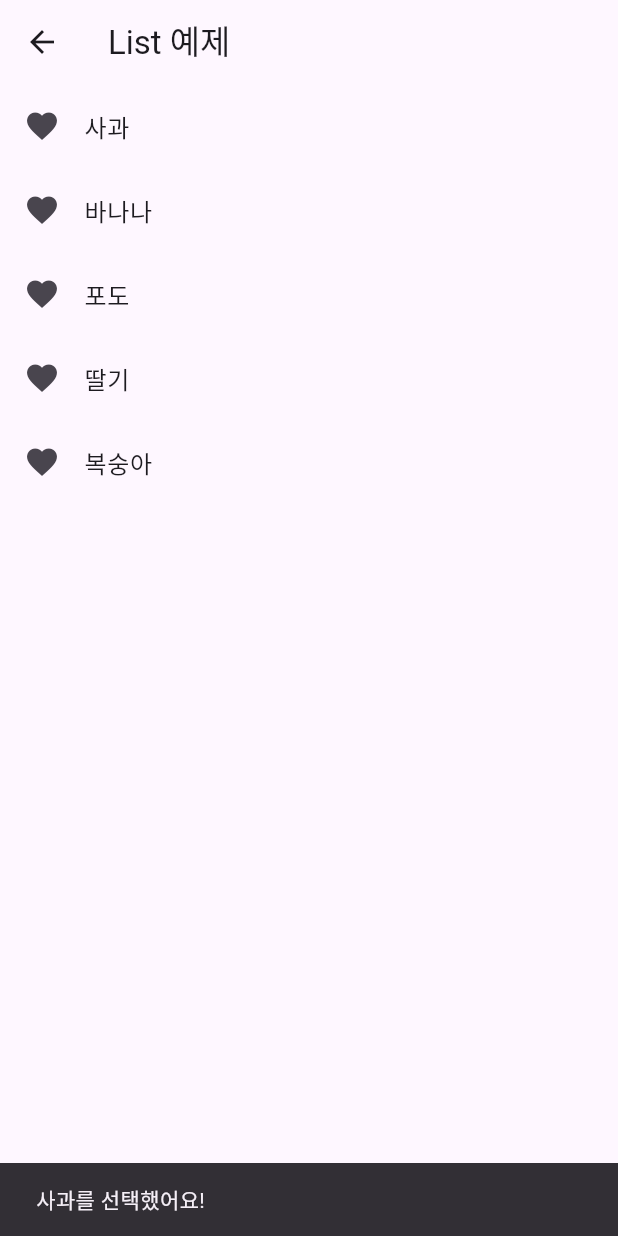
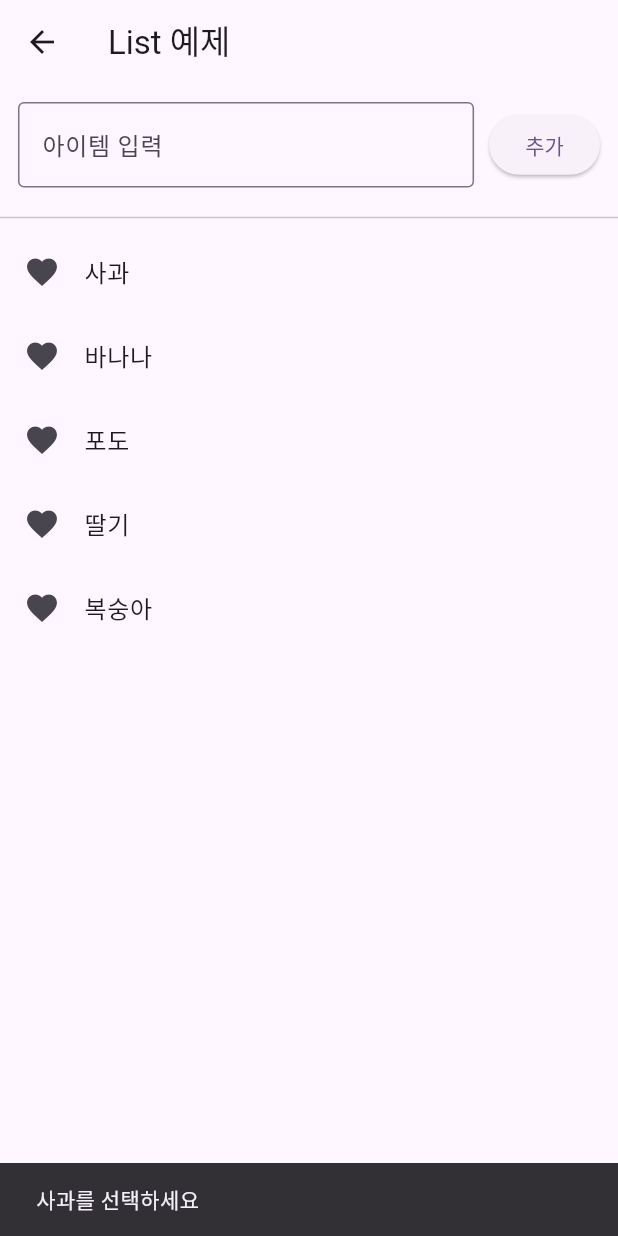
Before and after one commit to gimujeongsig/flutter, a Flutter app: the ListPage screen opened by its route, after a tap on "사과", on a phone screen of 412 x 824 dp. Run offline on Flutter 3.47's test engine with Material 3 defaults, Android fonts, the phone set to English and light mode, and no system bars.

Commit message:
list 예제 글 쓰면 추가하는거 만들었다

```diff
--- a/lib/list_page.dart
+++ b/lib/list_page.dart
@@ -1,7 +1,4 @@
 import 'package:flutter/material.dart';
-
-
-
 
 class ListPage extends StatefulWidget {
   const ListPage({super.key});
@@ -11,9 +8,8 @@ class ListPage extends StatefulWidget {
 }
 
 class _State extends State<ListPage> {
-
   final List<String> fruits = ["사과", "바나나", "포도", "딸기", "복숭아"];
-
+  final TextEditingController _controller = TextEditingController();
 
   @override
   Widget build(BuildContext context) {
@@ -21,20 +17,48 @@ class _State extends State<ListPage> {
         appBar: AppBar(
           title: const Text("List 예제"),
         ),
-      body: ListView.builder(
+        body: Column(
+          children: [
+            Padding(
+                padding: const EdgeInsets.all(12),
+                child: Row(
+                  children: [
+                    Expanded(
+                        child: TextField(
+                          controller: _controller,
+                          decoration: const InputDecoration(
+                              hintText: "아이템 입력", border: OutlineInputBorder()),
+                        )),
+                    const SizedBox(width: 10),
+                    ElevatedButton(
+                        onPressed: () {
+                          final text = _controller.text.trim();
+                          if (text.isNotEmpty){
+                            setState(() {
+                              fruits.add(text);
+                              _controller.clear();
+                            });
+                          }
+                        },
+                        child: const Text("추가")
+                    )
+                  ],
+                )),
+            const Divider(),
+            Expanded(
+                child: ListView.builder(
                     itemCount: fruits.length,
                     itemBuilder: (context, index) {
                       return ListTile(
                         leading: const Icon(Icons.favorite),
                         title: Text(fruits[index]),
                         onTap: () {
-              ScaffoldMessenger.of(context).showSnackBar(
-                SnackBar(content: Text('${fruits[index]}를 선택했어요!'))
-              );
+                          ScaffoldMessenger.of(context).showSnackBar(SnackBar(
+                              content: Text('${fruits[index]}를 선택하세요')));
                         },
                       );
-        },
-      )
-    );
+                    }))
+          ],
+        ));
   }
 }
```
Lines whose indentation alone changed are shown as unchanged.
